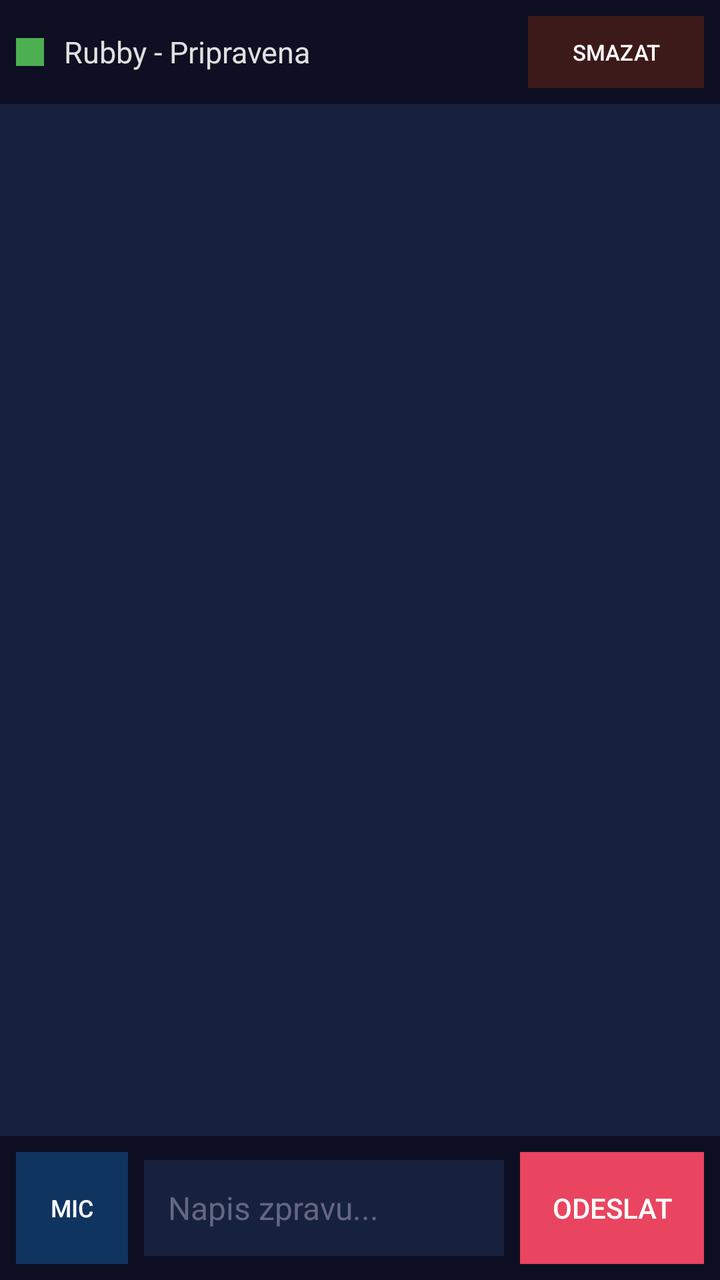
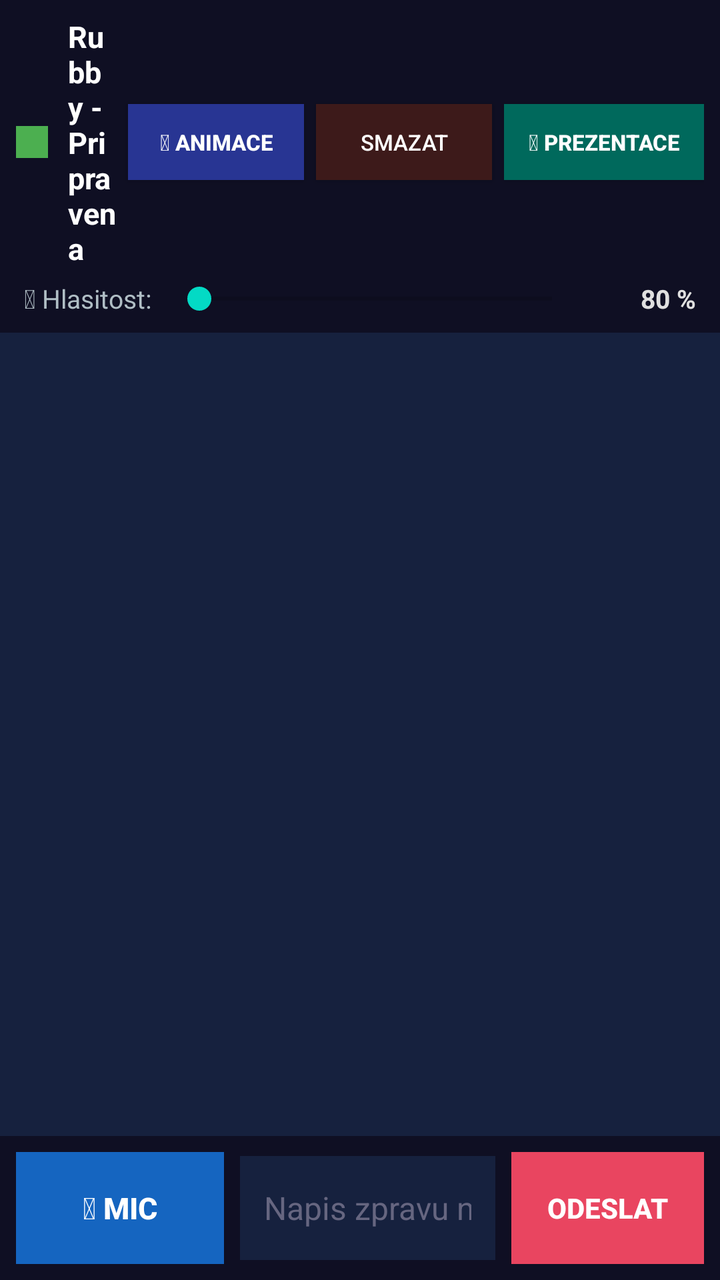

Compare the two renders of this Android layout. The source of the first and the diff that turns it into the second are given below.
<!-- AndroidManifest.xml: application theme Theme.MyApplication -->
<!-- res/layout/activity_main.xml -->
<?xml version="1.0" encoding="utf-8"?>
<RelativeLayout xmlns:android="http://schemas.android.com/apk/res/android"
    xmlns:tools="http://schemas.android.com/tools"
    android:layout_width="match_parent"
    android:layout_height="match_parent"
    android:fitsSystemWindows="true"
    android:background="#1a1a2e"
    tools:context=".MainActivity">

    
    <LinearLayout
        android:id="@+id/inputArea"
        android:layout_width="match_parent"
        android:layout_height="wrap_content"
        android:layout_alignParentBottom="true"
        android:minHeight="64dp"
        android:orientation="horizontal"
        android:padding="8dp"
        android:gravity="center_vertical"
        android:background="#0f0f23">

        <Button
            android:id="@+id/btnMic"
            android:layout_width="56dp"
            android:layout_height="56dp"
            android:text="MIC"
            android:textSize="12sp"
            android:textColor="#ffffff"
            android:background="#0f3460" />

        <EditText
            android:id="@+id/etInput"
            android:layout_width="0dp"
            android:layout_height="48dp"
            android:layout_weight="1"
            android:layout_marginStart="8dp"
            android:layout_marginEnd="8dp"
            android:hint="Napis zpravu..."
            android:textColorHint="#666680"
            android:textColor="#e0e0e0"
            android:textSize="16sp"
            android:background="#16213e"
            android:paddingStart="12dp"
            android:paddingEnd="12dp"
            android:inputType="text"
            android:imeOptions="actionSend"
            android:singleLine="true" />

        <Button
            android:id="@+id/btnSend"
            android:layout_width="wrap_content"
            android:layout_height="56dp"
            android:text="ODESLAT"
            android:textSize="14sp"
            android:textColor="#ffffff"
            android:background="#e94560"
            android:paddingStart="16dp"
            android:paddingEnd="16dp" />
    </LinearLayout>

    
    <LinearLayout
        android:id="@+id/statusBar"
        android:layout_width="match_parent"
        android:layout_height="wrap_content"
        android:layout_alignParentTop="true"
        android:orientation="horizontal"
        android:gravity="center_vertical"
        android:padding="8dp"
        android:background="#0f0f23">

        <View
            android:id="@+id/statusIndicator"
            android:layout_width="14dp"
            android:layout_height="14dp"
            android:background="#4CAF50" />

        <TextView
            android:id="@+id/tvStatus"
            android:layout_width="0dp"
            android:layout_height="wrap_content"
            android:layout_weight="1"
            android:layout_marginStart="10dp"
            android:text="Rubby - Pripravena"
            android:textColor="#e0e0e0"
            android:textSize="15sp" />

        <Spinner
            android:id="@+id/spinnerLlm"
            android:layout_width="wrap_content"
            android:layout_height="36dp"
            android:layout_marginEnd="8dp"
            android:background="#1a1a4e"
            android:backgroundTint="#7c7cff"
            android:popupBackground="#0f0f23"
            android:padding="4dp" />

        <Button
            android:id="@+id/btnClear"
            android:layout_width="wrap_content"
            android:layout_height="36dp"
            android:text="SMAZAT"
            android:textSize="11sp"
            android:textColor="#ffffff"
            android:background="#3d1a1a"
            android:paddingStart="12dp"
            android:paddingEnd="12dp" />
    </LinearLayout>

    
    <ScrollView
        android:id="@+id/scrollView"
        android:layout_width="match_parent"
        android:layout_height="match_parent"
        android:layout_below="@id/statusBar"
        android:layout_above="@id/inputArea"
        android:fillViewport="true"
        android:background="#16213e"
        android:padding="12dp">

        <TextView
            android:id="@+id/tvChatLog"
            android:layout_width="match_parent"
            android:layout_height="wrap_content"
            android:textColor="#c8d6e5"
            android:textSize="17sp"
            android:lineSpacingMultiplier="1.4" />
    </ScrollView>

</RelativeLayout>
<!-- resources referenced by this layout -->
<resources>
  <style name="Theme.MyApplication" parent="Theme.AppCompat.Light.NoActionBar">
          <item name="colorPrimary">#1a1a2e</item>
          <item name="colorPrimaryDark">#0f0f23</item>
          <item name="colorAccent">@color/teal_200</item>
          
          <item name="android:windowFullscreen">true</item>
          <item name="android:windowNoTitle">true</item>
      </style>
  <color name="teal_200">#FF03DAC5</color>
</resources>

<!-- the commit's change to res/layout/activity_main.xml (unified diff, before → after) -->
@@ -1,5 +1,5 @@
 <?xml version="1.0" encoding="utf-8"?>
-<RelativeLayout xmlns:android="http://schemas.android.com/apk/res/android"
+<FrameLayout xmlns:android="http://schemas.android.com/apk/res/android"
     xmlns:tools="http://schemas.android.com/tools"
     android:layout_width="match_parent"
     android:layout_height="match_parent"
@@ -8,123 +8,335 @@
     tools:context=".MainActivity">
 
     
-    <LinearLayout
-        android:id="@+id/inputArea"
-        android:layout_width="match_parent"
-        android:layout_height="wrap_content"
-        android:layout_alignParentBottom="true"
-        android:minHeight="64dp"
-        android:orientation="horizontal"
-        android:padding="8dp"
-        android:gravity="center_vertical"
-        android:background="#0f0f23">
-
-        <Button
-            android:id="@+id/btnMic"
-            android:layout_width="56dp"
-            android:layout_height="56dp"
-            android:text="MIC"
-            android:textSize="12sp"
-            android:textColor="#ffffff"
-            android:background="#0f3460" />
-
-        <EditText
-            android:id="@+id/etInput"
-            android:layout_width="0dp"
-            android:layout_height="48dp"
-            android:layout_weight="1"
-            android:layout_marginStart="8dp"
-            android:layout_marginEnd="8dp"
-            android:hint="Napis zpravu..."
-            android:textColorHint="#666680"
-            android:textColor="#e0e0e0"
-            android:textSize="16sp"
-            android:background="#16213e"
-            android:paddingStart="12dp"
-            android:paddingEnd="12dp"
-            android:inputType="text"
-            android:imeOptions="actionSend"
-            android:singleLine="true" />
-
-        <Button
-            android:id="@+id/btnSend"
-            android:layout_width="wrap_content"
-            android:layout_height="56dp"
-            android:text="ODESLAT"
-            android:textSize="14sp"
-            android:textColor="#ffffff"
-            android:background="#e94560"
-            android:paddingStart="16dp"
-            android:paddingEnd="16dp" />
-    </LinearLayout>
-
-    
-    <LinearLayout
-        android:id="@+id/statusBar"
-        android:layout_width="match_parent"
-        android:layout_height="wrap_content"
-        android:layout_alignParentTop="true"
-        android:orientation="horizontal"
-        android:gravity="center_vertical"
-        android:padding="8dp"
-        android:background="#0f0f23">
-
-        <View
-            android:id="@+id/statusIndicator"
-            android:layout_width="14dp"
-            android:layout_height="14dp"
-            android:background="#4CAF50" />
-
-        <TextView
-            android:id="@+id/tvStatus"
-            android:layout_width="0dp"
-            android:layout_height="wrap_content"
-            android:layout_weight="1"
-            android:layout_marginStart="10dp"
-            android:text="Rubby - Pripravena"
-            android:textColor="#e0e0e0"
-            android:textSize="15sp" />
-
-        <Spinner
-            android:id="@+id/spinnerLlm"
-            android:layout_width="wrap_content"
-            android:layout_height="36dp"
-            android:layout_marginEnd="8dp"
-            android:background="#1a1a4e"
-            android:backgroundTint="#7c7cff"
-            android:popupBackground="#0f0f23"
-            android:padding="4dp" />
-
-        <Button
-            android:id="@+id/btnClear"
-            android:layout_width="wrap_content"
-            android:layout_height="36dp"
-            android:text="SMAZAT"
-            android:textSize="11sp"
-            android:textColor="#ffffff"
-            android:background="#3d1a1a"
-            android:paddingStart="12dp"
-            android:paddingEnd="12dp" />
-    </LinearLayout>
-
-    
-    <ScrollView
-        android:id="@+id/scrollView"
+    
+    
+    <RelativeLayout
+        android:id="@+id/adminContainer"
         android:layout_width="match_parent"
         android:layout_height="match_parent"
-        android:layout_below="@id/statusBar"
-        android:layout_above="@id/inputArea"
-        android:fillViewport="true"
-        android:background="#16213e"
-        android:padding="12dp">
-
-        <TextView
-            android:id="@+id/tvChatLog"
+        android:background="#1a1a2e"
+        android:visibility="visible">
+
+        
+        <LinearLayout
+            android:id="@+id/inputArea"
             android:layout_width="match_parent"
             android:layout_height="wrap_content"
-            android:textColor="#c8d6e5"
-            android:textSize="17sp"
-            android:lineSpacingMultiplier="1.4" />
-    </ScrollView>
-
-</RelativeLayout>
+            android:layout_alignParentBottom="true"
+            android:minHeight="68dp"
+            android:orientation="horizontal"
+            android:padding="8dp"
+            android:gravity="center_vertical"
+            android:background="#0f0f23">
+
+            <Button
+                android:id="@+id/btnMic"
+                android:layout_width="104dp"
+                android:layout_height="56dp"
+                android:text="&#x1F3A4; MIC"
+                android:textSize="15sp"
+                android:textStyle="bold"
+                android:textColor="#ffffff"
+                android:background="#1565C0" />
+
+            <EditText
+                android:id="@+id/etInput"
+                android:layout_width="0dp"
+                android:layout_height="52dp"
+                android:layout_weight="1"
+                android:layout_marginStart="8dp"
+                android:layout_marginEnd="8dp"
+                android:hint="Napis zpravu nebo klikni na mikrofon..."
+                android:textColorHint="#666680"
+                android:textColor="#e0e0e0"
+                android:textSize="16sp"
+                android:background="#16213e"
+                android:paddingStart="12dp"
+                android:paddingEnd="12dp"
+                android:inputType="text"
+                android:imeOptions="actionSend"
+                android:singleLine="true" />
+
+            <Button
+                android:id="@+id/btnSend"
+                android:layout_width="wrap_content"
+                android:layout_height="56dp"
+                android:text="ODESLAT"
+                android:textSize="14sp"
+                android:textStyle="bold"
+                android:textColor="#ffffff"
+                android:background="#e94560"
+                android:paddingStart="18dp"
+                android:paddingEnd="18dp" />
+        </LinearLayout>
+
+        
+        <LinearLayout
+            android:id="@+id/statusBar"
+            android:layout_width="match_parent"
+            android:layout_height="wrap_content"
+            android:layout_alignParentTop="true"
+            android:orientation="vertical"
+            android:background="#0f0f23"
+            android:padding="8dp">
+
+            
+            <LinearLayout
+                android:layout_width="match_parent"
+                android:layout_height="wrap_content"
+                android:orientation="horizontal"
+                android:gravity="center_vertical">
+
+                <View
+                    android:id="@+id/statusIndicator"
+                    android:layout_width="16dp"
+                    android:layout_height="16dp"
+                    android:background="#4CAF50" />
+
+                <TextView
+                    android:id="@+id/tvStatus"
+                    android:layout_width="0dp"
+                    android:layout_height="wrap_content"
+                    android:layout_weight="1"
+                    android:layout_marginStart="10dp"
+                    android:text="Rubby - Pripravena"
+                    android:textColor="#ffffff"
+                    android:textStyle="bold"
+                    android:textSize="15sp" />
+
+                <Spinner
+                    android:id="@+id/spinnerLlm"
+                    android:layout_width="wrap_content"
+                    android:layout_height="38dp"
+                    android:layout_marginEnd="6dp"
+                    android:background="#1a1a4e"
+                    android:backgroundTint="#7c7cff"
+                    android:popupBackground="#0f0f23"
+                    android:padding="4dp" />
+
+                <Button
+                    android:id="@+id/btnAnimations"
+                    android:layout_width="wrap_content"
+                    android:layout_height="38dp"
+                    android:layout_marginEnd="6dp"
+                    android:text="&#x1F3AD; ANIMACE"
+                    android:textSize="11sp"
+                    android:textStyle="bold"
+                    android:textColor="#ffffff"
+                    android:background="#283593"
+                    android:paddingStart="10dp"
+                    android:paddingEnd="10dp" />
+
+                <Button
+                    android:id="@+id/btnClear"
+                    android:layout_width="wrap_content"
+                    android:layout_height="38dp"
+                    android:layout_marginEnd="6dp"
+                    android:text="SMAZAT"
+                    android:textSize="11sp"
+                    android:textColor="#ffffff"
+                    android:background="#3d1a1a"
+                    android:paddingStart="10dp"
+                    android:paddingEnd="10dp" />
+
+                <Button
+                    android:id="@+id/btnSwitchToVisitor"
+                    android:layout_width="wrap_content"
+                    android:layout_height="38dp"
+                    android:text="&#x1F441; PREZENTACE"
+                    android:textSize="11sp"
+                    android:textStyle="bold"
+                    android:textColor="#ffffff"
+                    android:background="#00695C"
+                    android:paddingStart="12dp"
+                    android:paddingEnd="12dp" />
+            </LinearLayout>
+
+            
+            <LinearLayout
+                android:layout_width="match_parent"
+                android:layout_height="wrap_content"
+                android:orientation="horizontal"
+                android:gravity="center_vertical"
+                android:layout_marginTop="6dp"
+                android:paddingStart="4dp"
+                android:paddingEnd="4dp">
+
+                <TextView
+                    android:layout_width="wrap_content"
+                    android:layout_height="wrap_content"
+                    android:text="&#x1F50A; Hlasitost:"
+                    android:textColor="#b0bec5"
+                    android:textSize="13sp" />
+
+                <SeekBar
+                    android:id="@+id/seekBarVolume"
+                    android:layout_width="0dp"
+                    android:layout_height="wrap_content"
+                    android:layout_weight="1"
+                    android:layout_marginStart="8dp"
+                    android:layout_marginEnd="8dp"
+                    android:max="15" />
+
+                <TextView
+                    android:id="@+id/tvVolumePercent"
+                    android:layout_width="48dp"
+                    android:layout_height="wrap_content"
+                    android:gravity="end"
+                    android:text="80 %"
+                    android:textColor="#e0e0e0"
+                    android:textSize="13sp"
+                    android:textStyle="bold" />
+            </LinearLayout>
+        </LinearLayout>
+
+        
+        <ScrollView
+            android:id="@+id/scrollView"
+            android:layout_width="match_parent"
+            android:layout_height="match_parent"
+            android:layout_below="@id/statusBar"
+            android:layout_above="@id/inputArea"
+            android:fillViewport="true"
+            android:background="#16213e"
+            android:padding="12dp">
+
+            <TextView
+                android:id="@+id/tvChatLog"
+                android:layout_width="match_parent"
+                android:layout_height="wrap_content"
+                android:textColor="#c8d6e5"
+                android:textSize="17sp"
+                android:lineSpacingMultiplier="1.4" />
+        </ScrollView>
+    </RelativeLayout>
+
+    
+    
+    
+    <RelativeLayout
+        android:id="@+id/visitorContainer"
+        android:layout_width="match_parent"
+        android:layout_height="match_parent"
+        android:background="#102A43"
+        android:padding="20dp"
+        android:visibility="gone">
+
+        
+        <LinearLayout
+            android:id="@+id/visitorHeader"
+            android:layout_width="match_parent"
+            android:layout_height="wrap_content"
+            android:layout_alignParentTop="true"
+            android:orientation="horizontal"
+            android:gravity="center_vertical">
+
+            <TextView
+                android:layout_width="0dp"
+                android:layout_height="wrap_content"
+                android:layout_weight="1"
+                android:text="Inovacni centrum Usteckeho kraje (ICUK)"
+                android:textColor="#B0BEC5"
+                android:textSize="16sp"
+                android:textStyle="bold" />
+
+            <Button
+                android:id="@+id/btnSwitchToAdmin"
+                android:layout_width="wrap_content"
+                android:layout_height="38dp"
+                android:text="&#x2699; NASTAVENI / CHAT"
+                android:textSize="11sp"
+                android:textColor="#ECEFF1"
+                android:background="#263238"
+                android:paddingStart="12dp"
+                android:paddingEnd="12dp" />
+        </LinearLayout>
+
+        
+        <LinearLayout
+            android:layout_width="match_parent"
+            android:layout_height="match_parent"
+            android:layout_below="@id/visitorHeader"
+            android:layout_above="@+id/visitorBottomBar"
+            android:orientation="vertical"
+            android:gravity="center"
+            android:padding="12dp">
+
+            
+            <LinearLayout
+                android:layout_width="wrap_content"
+                android:layout_height="wrap_content"
+                android:background="#FFFFFF"
+                android:paddingStart="28dp"
+                android:paddingEnd="28dp"
+                android:paddingTop="14dp"
+                android:paddingBottom="14dp"
+                android:gravity="center">
+
+                <ImageView
+                    android:id="@+id/ivIcukLogo"
+                    android:layout_width="280dp"
+                    android:layout_height="96dp"
+                    android:scaleType="fitCenter"
+                    android:src="@drawable/icuk_logo"
+                    android:contentDescription="ICUK Logo" />
+            </LinearLayout>
+
+            <TextView
+                android:id="@+id/tvVisitorStateTitle"
+                android:layout_width="match_parent"
+                android:layout_height="wrap_content"
+                android:layout_marginTop="24dp"
+                android:gravity="center"
+                android:text="&#x1F7E2; PRIPRAVENA K ROZHOVORU"
+                android:textColor="#FFFFFF"
+                android:textSize="32sp"
+                android:textStyle="bold" />
+
+            <TextView
+                android:id="@+id/tvVisitorStateSubtitle"
+                android:layout_width="match_parent"
+                android:layout_height="wrap_content"
+                android:layout_marginTop="12dp"
+                android:gravity="center"
+                android:text="Oslov me jmenem &quot;Rubby&quot;, pohlad me po hlave nebo klepni na tlacitko mikrofonu dole!"
+                android:textColor="#E0E0E0"
+                android:textSize="20sp" />
+        </LinearLayout>
+
+        
+        <LinearLayout
+            android:id="@+id/visitorBottomBar"
+            android:layout_width="match_parent"
+            android:layout_height="wrap_content"
+            android:layout_alignParentBottom="true"
+            android:orientation="horizontal"
+            android:gravity="center">
+
+            <Button
+                android:id="@+id/btnVisitorMic"
+                android:layout_width="0dp"
+                android:layout_height="72dp"
+                android:layout_weight="1"
+                android:layout_marginEnd="12dp"
+                android:text="&#x1F3A4;  MLUVIT S RUBBY"
+                android:textSize="20sp"
+                android:textStyle="bold"
+                android:textColor="#FFFFFF"
+                android:background="#1565C0" />
+
+            <Button
+                android:id="@+id/btnVisitorAnimations"
+                android:layout_width="wrap_content"
+                android:layout_height="72dp"
+                android:text="&#x1F3AD;  CO VSECHNO UMIM?"
+                android:textSize="16sp"
+                android:textStyle="bold"
+                android:textColor="#FFFFFF"
+                android:background="#6A1B9A"
+                android:paddingStart="20dp"
+                android:paddingEnd="20dp" />
+        </LinearLayout>
+    </RelativeLayout>
+
+</FrameLayout>
<!-- resource entries referenced after the edit -->
@@ -1,5 +1,6 @@
 <!-- resources referenced by this layout -->
 <resources>
+  <!-- drawable icuk_logo: png bitmap (drawable, 17772 bytes) -->
   <style name="Theme.MyApplication" parent="Theme.AppCompat.Light.NoActionBar">
           <item name="colorPrimary">#1a1a2e</item>
           <item name="colorPrimaryDark">#0f0f23</item>
